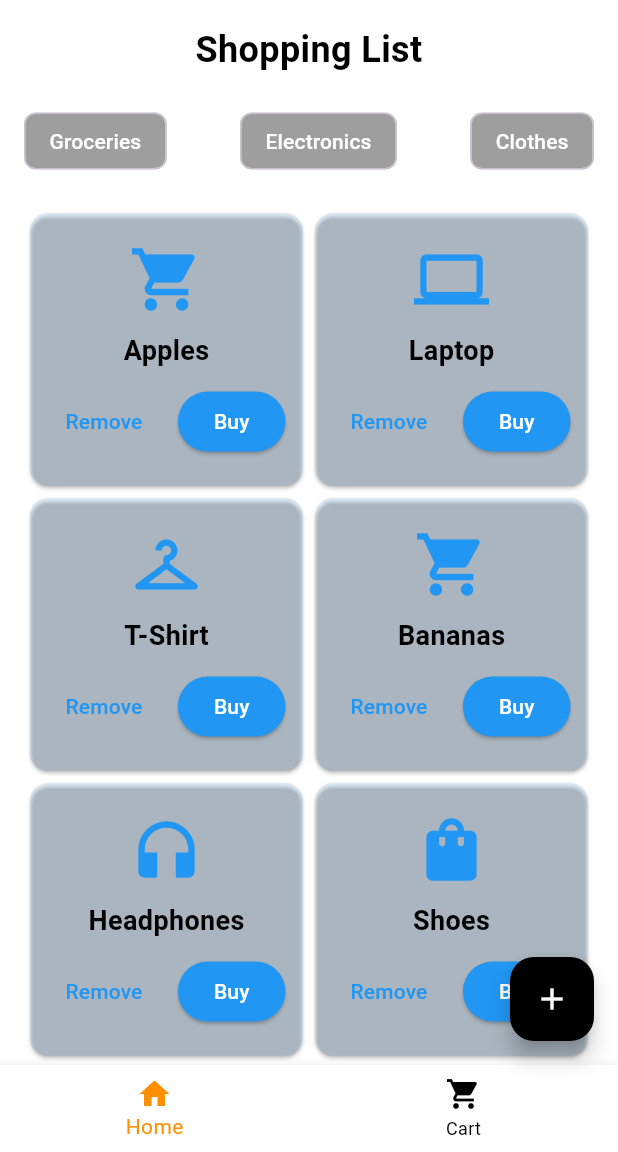
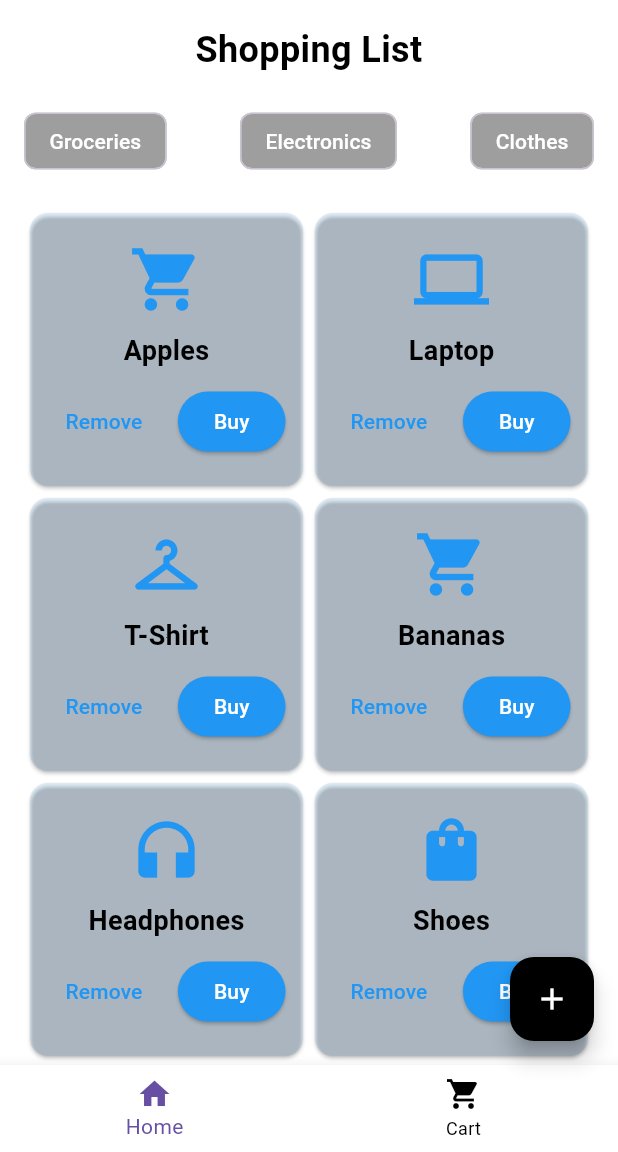
Before and after one commit to Ruthuwamahoro/shopping-mastermind-app, a Flutter app: the screen it shows after launch, on a phone screen of 412 x 824 dp, the part 84-1236 px from its top. Run offline on Flutter 3.47's test engine with Material 3 defaults, Android fonts, the phone set to English and light mode, and no system bars.

Commit message:
main.dart

```diff
--- a/lib/main.dart
+++ b/lib/main.dart
@@ -85,7 +85,7 @@ class MyHomePage extends StatelessWidget {
             label: 'Cart',
           ),
         ],
-        selectedItemColor: Colors.amber[800],
+        selectedItemColor: Colors.amber[750],
         unselectedItemColor: Colors.black,  // 10% of the design color
         backgroundColor: Colors.white,  // 60% of the design color
       ),
```
